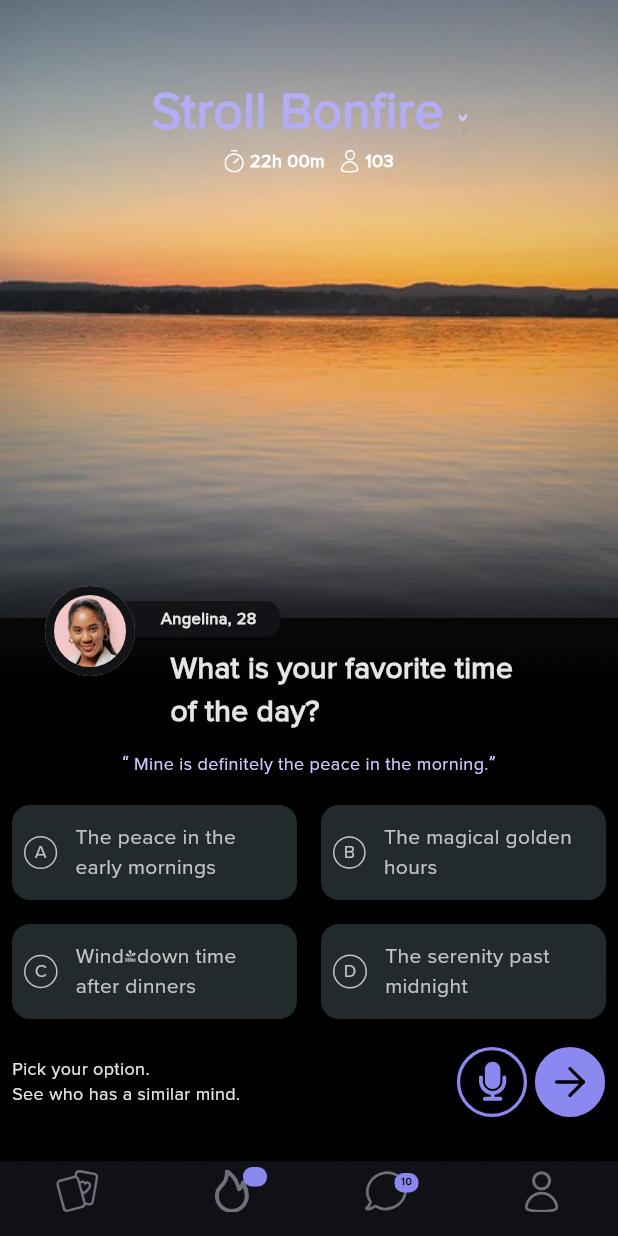
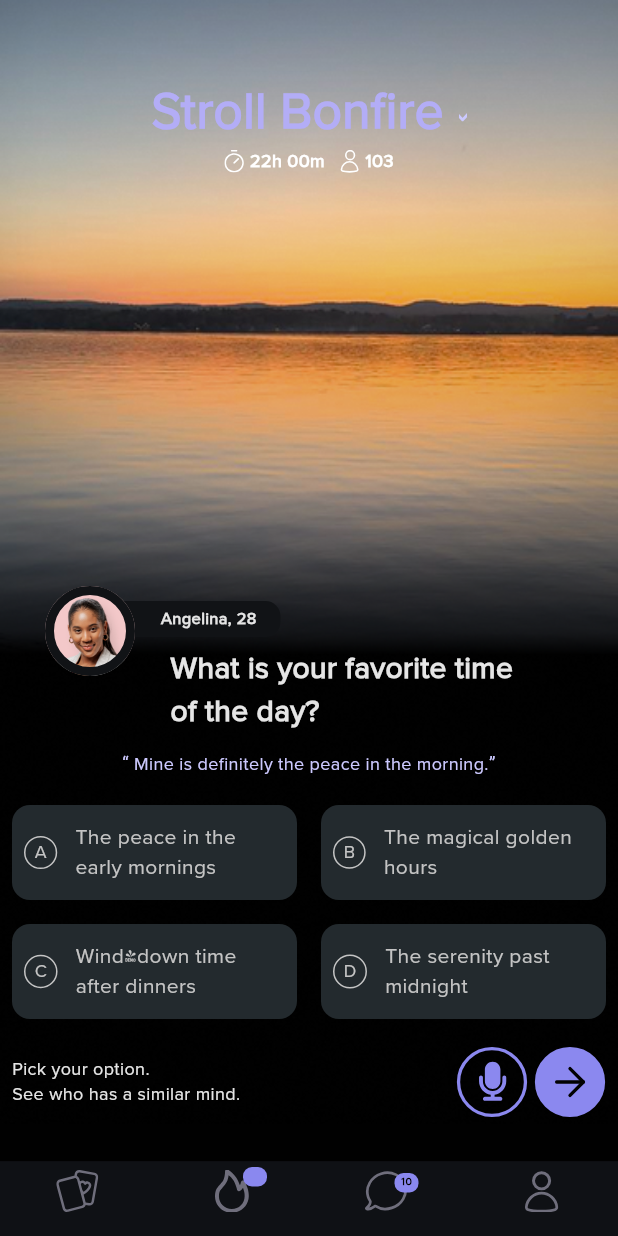
Before and after one commit to kuppylee/simply_buy_assessment, a Flutter app: the screen it shows after launch, on a phone screen of 412 x 824 dp. Run offline on Flutter 3.47's test engine with Material 3 defaults, Android fonts, the phone set to English and light mode, and no system bars; our stand-ins replace flutter_svg.

```diff
--- a/simplybuy_assesment/lib/screens/bottom_nav_bar.dart
+++ b/simplybuy_assesment/lib/screens/bottom_nav_bar.dart
@@ -12,8 +12,6 @@ import 'cards/cards_view.dart';
 import 'chat/chats_view.dart';
 
 class BottomNavBar extends StatefulWidget {
-  static const routeName = 'bottom_nav_bar';
-
   const BottomNavBar({Key? key}) : super(key: key);
 
   @override
@@ -36,11 +34,8 @@ class _BottomNavBarState extends State<BottomNavBar> {
 
   void _onItemTapped(int index) {
     if (_currentIndex == index && _controller.index == index) {
-      // Navigator.of(menuViewKey.currentContext!).pop();
-      // Pop to the first route if the same tab is tapped
       Navigator.of(context, rootNavigator: true).popUntil((route) => route.isFirst);
     } else {
-      // Navigator.of(menuViewKey.currentContext!).pop();
       setState(() {
         _currentIndex = index;
         _controller.index = index;
@@ -51,7 +46,6 @@ class _BottomNavBarState extends State<BottomNavBar> {
   @override
   void initState() {
     super.initState();
-    // ticketVm.getBookedAppointment(ticketVm.formattedDate, "20300521");
   }
 
   @override
--- a/simplybuy_assesment/lib/screens/cards/cards_view.dart
+++ b/simplybuy_assesment/lib/screens/cards/cards_view.dart
@@ -30,7 +30,7 @@ class _CardsViewState extends State<CardsView> {
       body: Stack(
         children: [
           SizedBox(
-            height: MediaQuery.of(context).size.height / 2,
+            height: MediaQuery.of(context).size.height / 1.89,
             width: double.infinity,
             child: Image.asset(
               'assets/png/background video.png',
@@ -39,7 +39,7 @@ class _CardsViewState extends State<CardsView> {
           ),
           SizedBox(
             width: double.infinity,
-            height: double.infinity,
+            height: MediaQuery.of(context).size.height / 1.1,
             child: Image.asset('assets/png/fade.png', fit: BoxFit.cover),
           ),
           Column(
```
Also changed, not shown: simplybuy_assesment/lib/main.dart (+8 -0 lines).
